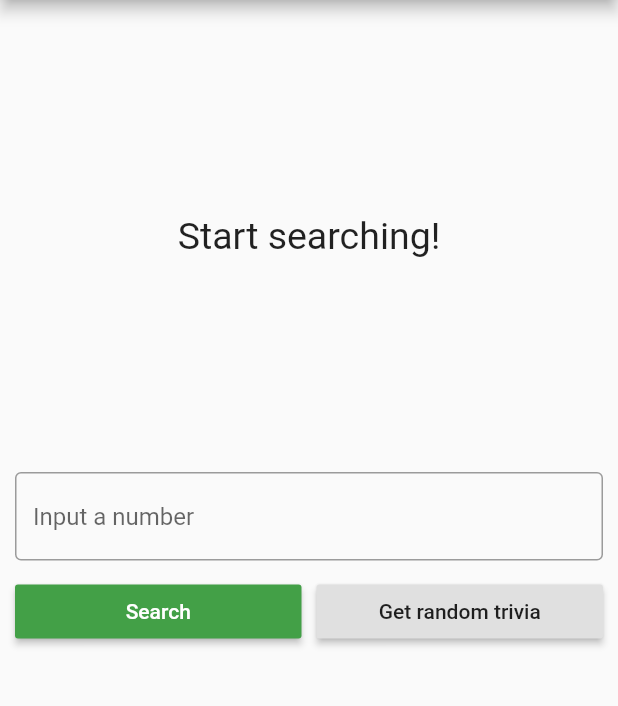
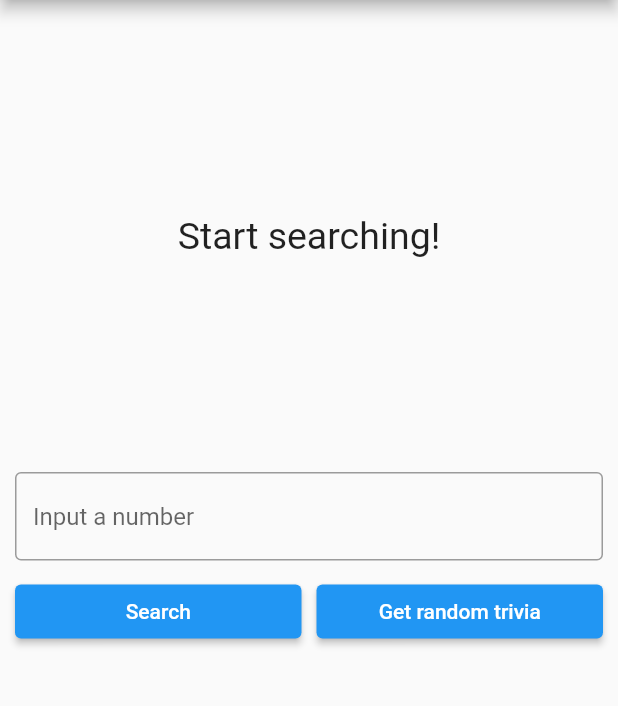
Before and after one commit to ResoCoder/flutter-tdd-clean-architecture-course, a Flutter app: the screen it shows after launch, on a phone screen of 412 x 824 dp, the part 84-790 px from its top. Run offline on Flutter 3.47's test engine with Material 2 defaults, Android fonts, the phone set to English and light mode, and no system bars; our stand-ins replace bloc, dartz, data_connection_checker, equatable, flutter_bloc, get_it and 1 more.

Commit message:
fix to work with Flutter 3+

```diff
--- a/lib/features/number_trivia/presentation/widgets/trivia_controls.dart
+++ b/lib/features/number_trivia/presentation/widgets/trivia_controls.dart
@@ -37,16 +37,15 @@ class _TriviaControlsState extends State<TriviaControls> {
         Row(
           children: <Widget>[
             Expanded(
-              child: RaisedButton(
-                child: Text('Search'),
-                color: Theme.of(context).accentColor,
-                textTheme: ButtonTextTheme.primary,
+              child: ElevatedButton(
+                child: Text('Search',
+                    style: TextStyle(backgroundColor: Colors.blue)),
                 onPressed: dispatchConcrete,
               ),
             ),
             SizedBox(width: 10),
             Expanded(
-              child: RaisedButton(
+              child: ElevatedButton(
                 child: Text('Get random trivia'),
                 onPressed: dispatchRandom,
               ),
--- a/pubspec.yaml
+++ b/pubspec.yaml
@@ -26,7 +26,7 @@ dependencies:
 dev_dependencies:
   flutter_test:
     sdk: flutter
-  mockito: ^4.1.1
+  mockito:
 
 flutter:
   uses-material-design: true
```
Also changed, not shown: pubspec.lock, 6 other files.
